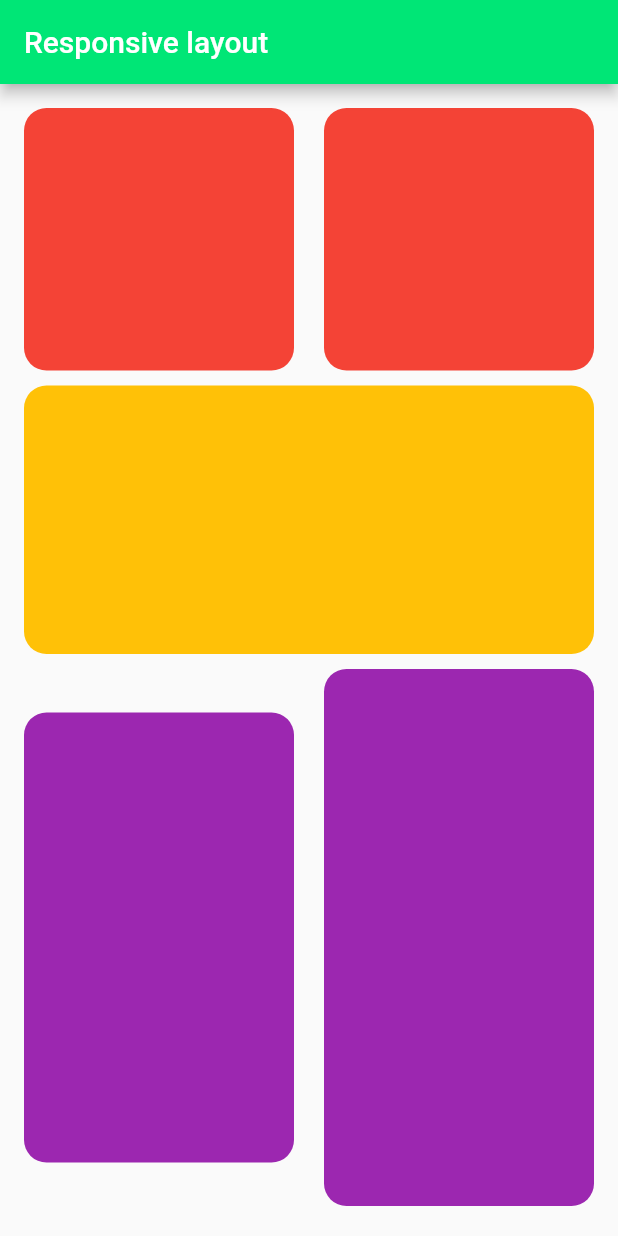
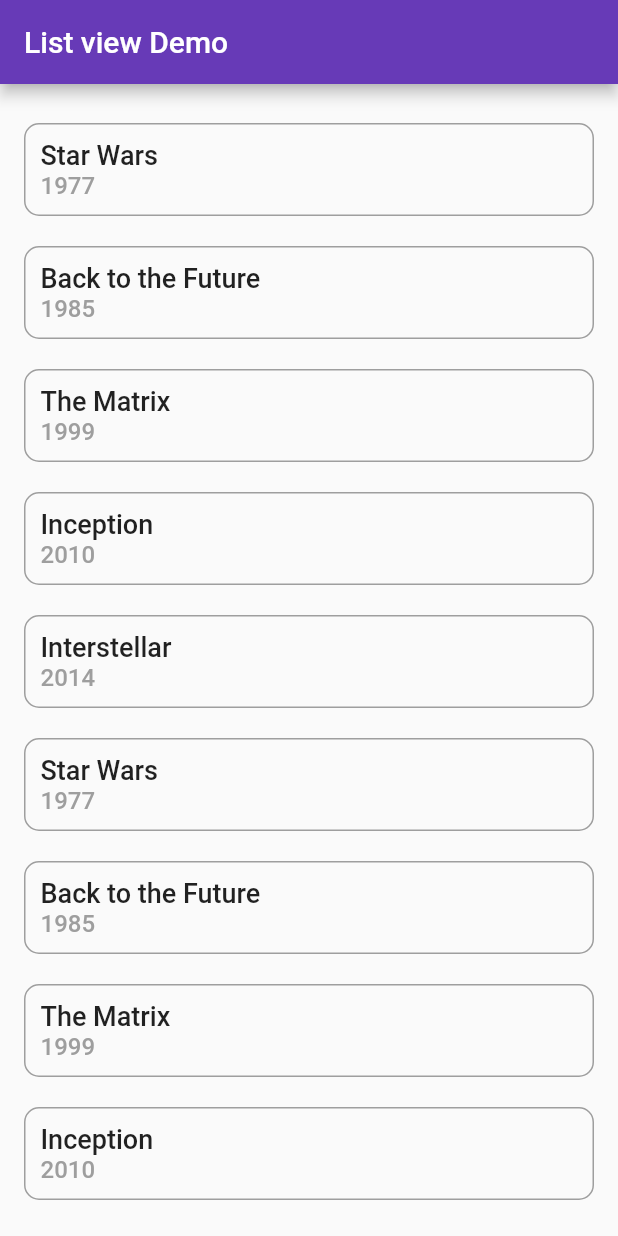
Before and after one commit to Dharani-Mediwave/flutterlearn, a Flutter app: the screen it shows after launch, on a phone screen of 412 x 824 dp. Run offline on Flutter 3.47's test engine with Material 2 defaults, Android fonts, the phone set to English and light mode, and no system bars; our stand-ins replace flutter_rating_bar, flutter_svg_provider, font_awesome_flutter.

Commit message:
Added list view

```diff
--- a/lib/App.dart
+++ b/lib/App.dart
@@ -3,6 +3,7 @@ import 'dart:math';
 import 'package:flutter/material.dart';
 import 'package:flutterlearn/layoutdesign/doctorlayout/doctor_profile.dart';
 import 'package:flutterlearn/screens/CustomButtonDemo.dart';
+import 'package:flutterlearn/screens/ListviewDemo.dart';
 import 'package:flutterlearn/screens/ResposiveLayoutDesign.dart';
 import 'package:flutterlearn/screens/RowColumnDemo.dart';
 
@@ -15,6 +16,13 @@ class App extends StatelessWidget {
 
   @override
   Widget build(BuildContext context) {
+
+    return const MaterialApp(
+      title: "List demo",
+      debugShowCheckedModeBanner: false,
+      home: ListviewDemo(),
+    );
+
     // return MaterialApp(
     //   title: 'Named Routes Demo',
     //   debugShowCheckedModeBanner: false,
@@ -26,11 +34,11 @@ class App extends StatelessWidget {
     //   },
     // );
 
-    return const MaterialApp(
-      title: "Doctor profile",
-      debugShowCheckedModeBanner: false,
-      home: ResponsiveLayoutDesign(),
-    );
+    // return const MaterialApp(
+    //   title: "Doctor profile",
+    //   debugShowCheckedModeBanner: false,
+    //   home: ResponsiveLayoutDesign(),
+    // );
 
 
     // return MaterialApp(
--- /dev/null
+++ b/lib/sample_data/movies_data.dart
@@ -0,0 +1,52 @@
+const movies = [
+  {
+    "id": "1",
+    "title": "Star Wars",
+    "releaseYear": "1977"
+  },
+  {
+    "id": "2",
+    "title": "Back to the Future",
+    "releaseYear": "1985"
+  },
+  {
+    "id": "3",
+    "title": "The Matrix",
+    "releaseYear": "1999"
+  },
+  {
+    "id": "4",
+    "title": "Inception",
+    "releaseYear": "2010"
+  },
+  {
+    "id": "5",
+    "title": "Interstellar",
+    "releaseYear": "2014"
+  },
+  {
+    "id": "1",
+    "title": "Star Wars",
+    "releaseYear": "1977"
+  },
+  {
+    "id": "2",
+    "title": "Back to the Future",
+    "releaseYear": "1985"
+  },
+  {
+    "id": "3",
+    "title": "The Matrix",
+    "releaseYear": "1999"
+  },
+  {
+    "id": "4",
+    "title": "Inception",
+    "releaseYear": "2010"
+  },
+  {
+    "id": "5",
+    "title": "Interstellar",
+    "releaseYear": "2014"
+  }
+];
--- /dev/null
+++ b/lib/screens/ListviewDemo.dart
@@ -0,0 +1,60 @@
+import 'package:flutter/material.dart';
+import 'package:flutterlearn/sample_data/movies_data.dart';
+
+class ListviewDemo extends StatelessWidget {
+  const ListviewDemo({super.key});
+
+  @override
+  Widget build(BuildContext context) {
+    print(movies);
+    return Scaffold(
+        appBar: AppBar(
+          title: const Text("List view Demo"),
+          backgroundColor: Colors.deepPurple,
+        ),
+        body: Padding(
+          padding: const EdgeInsets.all(16.0),
+          child: ListView.builder(
+            itemBuilder: (BuildContext context, int index) {
+              return Container(
+                padding: const EdgeInsets.symmetric(vertical: 10.0),
+                margin: const EdgeInsets.symmetric(vertical: 10.0),
+                decoration: BoxDecoration(
+                  borderRadius: BorderRadius.circular(10.0),
+                  border: Border.all(
+                    color: Colors.grey,
+                    width: 1.0,
+                    style: BorderStyle.solid,
+                  ),
+                ),
+                child: Padding(
+                  padding: const EdgeInsets.only(left: 10.0),
+                  child: Column(
+                    crossAxisAlignment: CrossAxisAlignment.start,
+                    children: [
+                      Text(
+                        movies[index]['title']!,
+                        style: const TextStyle(
+                          fontSize: 18.0,
+                          fontWeight: FontWeight.w500,
+                        ),
+                      ),
+
+                      Text(
+                        movies[index]['releaseYear']!,
+                        style: const TextStyle(
+                          fontSize: 16.0,
+                          fontWeight: FontWeight.w500,
+                          color: Colors.grey
+                        ),
+                      ),
+                    ],
+                  ),
+                ),
+              );
+            },
+            itemCount: movies.length,
+          ),
+        ));
+  }
+}
```
